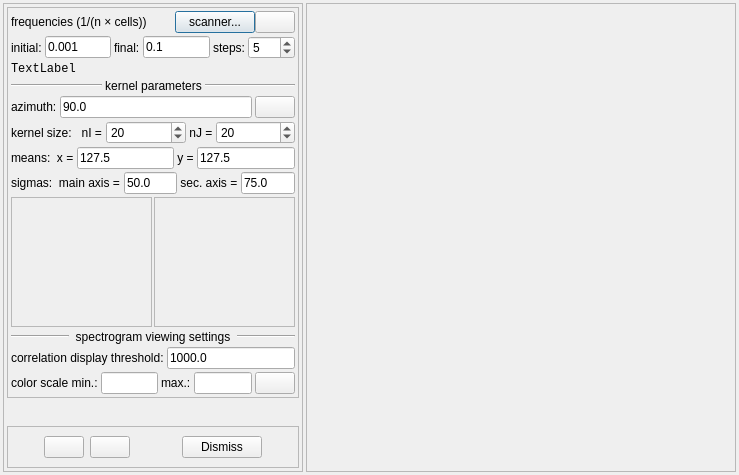
The window that imagejockey/gabor/gaborfilterdialog.ui (PauloCarvalhoRJ/gammaray) describes before a commit, drawn with Qt 5.
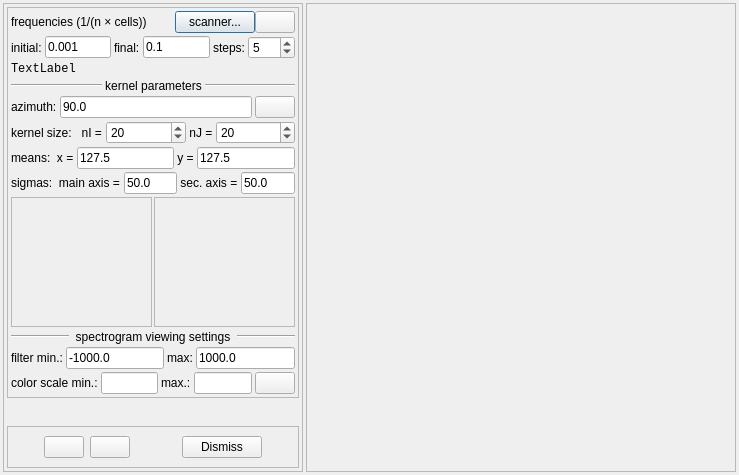
The same window after the commit. Icons and pictures are not drawn.

Commit message: Gabor: cleanup and GUI finishing.

The edit to the form file:
```diff
--- a/imagejockey/gabor/gaborfilterdialog.ui
+++ b/imagejockey/gabor/gaborfilterdialog.ui
@@ -408,7 +408,7 @@
            <item>
             <widget class="QLineEdit" name="txtSigmaMinorAxis">
              <property name="text">
-              <string>75.0</string>
+              <string>50.0</string>
              </property>
             </widget>
            </item>
@@ -529,7 +529,21 @@
            <item>
             <widget class="QLabel" name="label_6">
              <property name="text">
-              <string>correlation display threshold:</string>
+              <string>filter min.:</string>
+             </property>
+            </widget>
+           </item>
+           <item>
+            <widget class="QLineEdit" name="txtThresholdMin">
+             <property name="text">
+              <string>-1000.0</string>
+             </property>
+            </widget>
+           </item>
+           <item>
+            <widget class="QLabel" name="label_17">
+             <property name="text">
+              <string>max:</string>
              </property>
             </widget>
            </item>
```
The commit also changes 6 other files.
